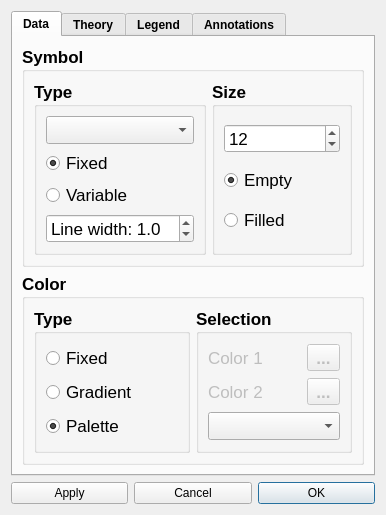
First picture: the form in RepTate/gui/markerSettings.ui, repository jorge-ramirez-upm/RepTate, before the edit.
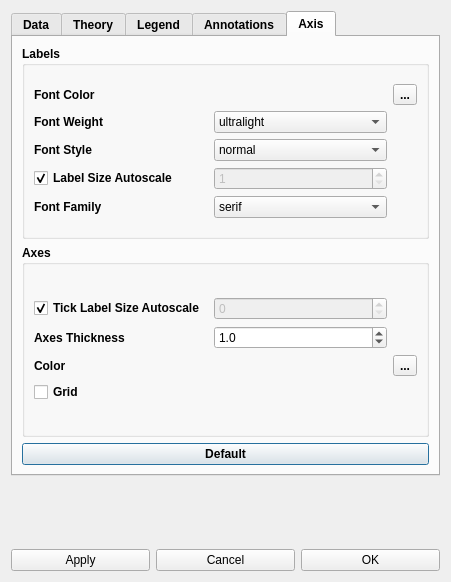
Second picture: the form after the edit. The open tabs and pages were chosen to show the change. Icons and pictures are not drawn.

Commit message: NEW axes and label setting options

```diff
--- a/RepTate/gui/markerSettings.ui
+++ b/RepTate/gui/markerSettings.ui
@@ -6,8 +6,8 @@
    <rect>
     <x>0</x>
     <y>0</y>
-    <width>374</width>
-    <height>483</height>
+    <width>451</width>
+    <height>582</height>
    </rect>
   </property>
   <property name="windowTitle">
@@ -1826,8 +1826,349 @@
        </item>
       </layout>
      </widget>
+     <widget class="QWidget" name="tab">
+      <attribute name="title">
+       <string>Axis</string>
+      </attribute>
+      <layout class="QVBoxLayout" name="verticalLayout_20">
+       <item>
+        <widget class="QGroupBox" name="groupBox_12">
+         <property name="title">
+          <string>Labels</string>
+         </property>
+         <layout class="QVBoxLayout" name="verticalLayout_17">
+          <item>
+           <layout class="QGridLayout" name="gridLayout_3">
+            <item row="0" column="1">
+             <widget class="QLabel" name="labelFontColor_label">
+              <property name="text">
+               <string/>
+              </property>
+             </widget>
+            </item>
+            <item row="0" column="2">
+             <widget class="QToolButton" name="pickFontColor_label">
+              <property name="enabled">
+               <bool>true</bool>
+              </property>
+              <property name="text">
+               <string>...</string>
+              </property>
+             </widget>
+            </item>
+            <item row="1" column="0">
+             <widget class="QLabel" name="label_22">
+              <property name="text">
+               <string>Font Weight</string>
+              </property>
+             </widget>
+            </item>
+            <item row="1" column="1">
+             <widget class="QComboBox" name="fontweightComboBox_ax">
+              <property name="font">
+               <font>
+                <weight>50</weight>
+                <bold>false</bold>
+               </font>
+              </property>
+              <item>
+               <property name="text">
+                <string>ultralight</string>
+               </property>
+              </item>
+              <item>
+               <property name="text">
+                <string>light</string>
+               </property>
+              </item>
+              <item>
+               <property name="text">
+                <string>normal</string>
+               </property>
+              </item>
+              <item>
+               <property name="text">
+                <string>regular</string>
+               </property>
+              </item>
+              <item>
+               <property name="text">
+                <string>book</string>
+               </property>
+              </item>
+              <item>
+               <property name="text">
+                <string>medium</string>
+               </property>
+              </item>
+              <item>
+               <property name="text">
+                <string>roman</string>
+               </property>
+              </item>
+              <item>
+               <property name="text">
+                <string>semibold</string>
+               </property>
+              </item>
+              <item>
+               <property name="text">
+                <string>demibold</string>
+               </property>
+              </item>
+              <item>
+               <property name="text">
+                <string>demi</string>
+               </property>
+              </item>
+              <item>
+               <property name="text">
+                <string>bold</string>
+               </property>
+              </item>
+              <item>
+               <property name="text">
+                <string>heavy</string>
+               </property>
+              </item>
+              <item>
+               <property name="text">
+                <string>extra bold</string>
+               </property>
+              </item>
+              <item>
+               <property name="text">
+                <string>black</string>
+               </property>
+              </item>
+             </widget>
+            </item>
+            <item row="4" column="0">
+             <widget class="QLabel" name="label_25">
+              <property name="text">
+               <string>Font Family</string>
+              </property>
+             </widget>
+            </item>
+            <item row="3" column="1">
+             <widget class="QSpinBox" name="fontsizeSpinBox_ax">
+              <property name="enabled">
+               <bool>false</bool>
+              </property>
+              <property name="font">
+               <font>
+                <weight>50</weight>
+                <bold>false</bold>
+               </font>
+              </property>
+              <property name="minimum">
+               <number>1</number>
+              </property>
+             </widget>
+            </item>
+            <item row="2" column="0">
+             <widget class="QLabel" name="label_23">
+              <property name="text">
+               <string>Font Style</string>
+              </property>
+             </widget>
+            </item>
+            <item row="0" column="0">
+             <widget class="QLabel" name="label_8">
+              <property name="text">
+               <string>Font Color</string>
+              </property>
+             </widget>
+            </item>
+            <item row="2" column="1">
+             <widget class="QComboBox" name="fontstyleComboBox_ax">
+              <property name="font">
+               <font>
+                <weight>50</weight>
+                <bold>false</bold>
+               </font>
+              </property>
+              <item>
+               <property name="text">
+                <string>normal</string>
+               </property>
+              </item>
+              <item>
+               <property name="text">
+                <string>italic</string>
+               </property>
+              </item>
+              <item>
+               <property name="text">
+                <string>oblique</string>
+               </property>
+              </item>
+             </widget>
+            </item>
+            <item row="3" column="0">
+             <widget class="QCheckBox" name="label_size_auto_cb">
+              <property name="text">
+               <string>Label Size Autoscale</string>
+              </property>
+              <property name="checked">
+               <bool>true</bool>
+              </property>
+             </widget>
+            </item>
+            <item row="4" column="1">
+             <widget class="QComboBox" name="fontfamilyComboBox_ax">
+              <property name="font">
+               <font>
+                <weight>50</weight>
+                <bold>false</bold>
+               </font>
+              </property>
+              <item>
+               <property name="text">
+                <string>serif</string>
+               </property>
+              </item>
+              <item>
+               <property name="text">
+                <string>sans-serif</string>
+               </property>
+              </item>
+              <item>
+               <property name="text">
+                <string>cursive</string>
+               </property>
+              </item>
+              <item>
+               <property name="text">
+                <string>fantasy</string>
+               </property>
+              </item>
+              <item>
+               <property name="text">
+                <string>monospace</string>
+               </property>
+              </item>
+             </widget>
+            </item>
+           </layout>
+          </item>
+         </layout>
+        </widget>
+       </item>
+       <item>
+        <widget class="QGroupBox" name="groupBox_11">
+         <property name="title">
+          <string>Axes</string>
+         </property>
+         <layout class="QVBoxLayout" name="verticalLayout_18">
+          <item>
+           <layout class="QGridLayout" name="gridLayout_4">
+            <item row="2" column="2">
+             <widget class="QToolButton" name="pickFontColor_ax">
+              <property name="text">
+               <string>...</string>
+              </property>
+             </widget>
+            </item>
+            <item row="1" column="0">
+             <widget class="QLabel" name="label_20">
+              <property name="text">
+               <string>Axes Thickness</string>
+              </property>
+             </widget>
+            </item>
+            <item row="3" column="0">
+             <widget class="QCheckBox" name="grid_cb">
+              <property name="text">
+               <string>Grid</string>
+              </property>
+             </widget>
+            </item>
+            <item row="2" column="0">
+             <widget class="QLabel" name="label_9">
+              <property name="text">
+               <string>Color</string>
+              </property>
+             </widget>
+            </item>
+            <item row="1" column="1">
+             <widget class="QDoubleSpinBox" name="axis_thickness_cb">
+              <property name="font">
+               <font>
+                <weight>50</weight>
+                <bold>false</bold>
+               </font>
+              </property>
+              <property name="decimals">
+               <number>1</number>
+              </property>
+              <property name="singleStep">
+               <double>0.500000000000000</double>
+              </property>
+              <property name="value">
+               <double>1.000000000000000</double>
+              </property>
+             </widget>
+            </item>
+            <item row="2" column="1">
+             <widget class="QLabel" name="labelFontColor_ax">
+              <property name="text">
+               <string/>
+              </property>
+             </widget>
+            </item>
+            <item row="0" column="1">
+             <widget class="QSpinBox" name="tick_label_size_cb">
+              <property name="enabled">
+               <bool>false</bool>
+              </property>
+              <property name="font">
+               <font>
+                <weight>50</weight>
+                <bold>false</bold>
+               </font>
+              </property>
+             </widget>
+            </item>
+            <item row="0" column="0">
+             <widget class="QCheckBox" name="tick_label_size_auto_cb">
+              <property name="text">
+               <string>Tick Label Size Autoscale</string>
+              </property>
+              <property name="checked">
+               <bool>true</bool>
+              </property>
+             </widget>
+            </item>
+           </layout>
+          </item>
+         </layout>
+        </widget>
+       </item>
+       <item>
+        <widget class="QPushButton" name="reset_all_pb">
+         <property name="text">
+          <string>Default</string>
+         </property>
+        </widget>
+       </item>
+      </layout>
+     </widget>
     </widget>
    </item>
+   <item>
+    <spacer name="verticalSpacer">
+     <property name="orientation">
+      <enum>Qt::Vertical</enum>
+     </property>
+     <property name="sizeHint" stdset="0">
+      <size>
+       <width>20</width>
+       <height>40</height>
+      </size>
+     </property>
+    </spacer>
+   </item>
    <item>
     <layout class="QHBoxLayout" name="horizontalLayout_5">
      <item>
```
Left out of the diff: 32 changed lines with no effect on the pictures. The commit also changes 4 other files.
